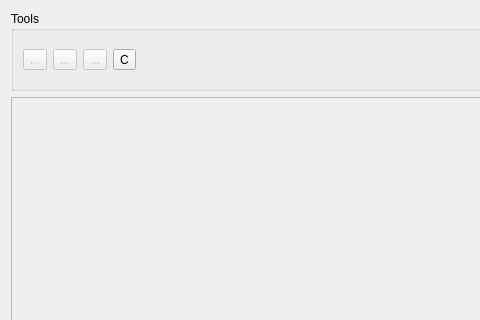
Before: the Qt Designer form NetworkViewer/GUI/plugins/ScopeView/ScopeView.ui in glocklueng/openecosys, drawn with Qt 5; both pictures show x 0 to 480 and y 0 to 320 of the 800 by 600 pixel window.
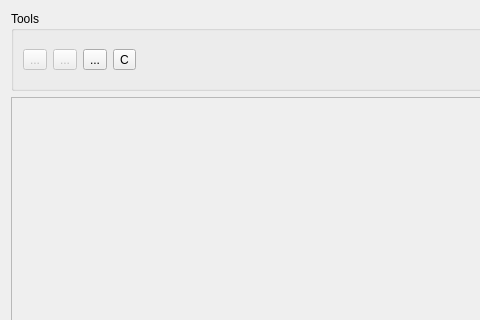
After: the same form once the commit is applied. Icons and pictures are not drawn.

Commit message: Now able to save scope images in PNG.

```diff
--- a/NetworkViewer/GUI/plugins/ScopeView/ScopeView.ui
+++ b/NetworkViewer/GUI/plugins/ScopeView/ScopeView.ui
@@ -87,7 +87,7 @@
       <item>
        <widget class="QToolButton" name="m_saveToolButton">
         <property name="enabled">
-         <bool>false</bool>
+         <bool>true</bool>
         </property>
         <property name="text">
          <string>...</string>
```
Left out of the diff: 10 changed lines with no effect on the pictures. The commit also changes 2 other files.
